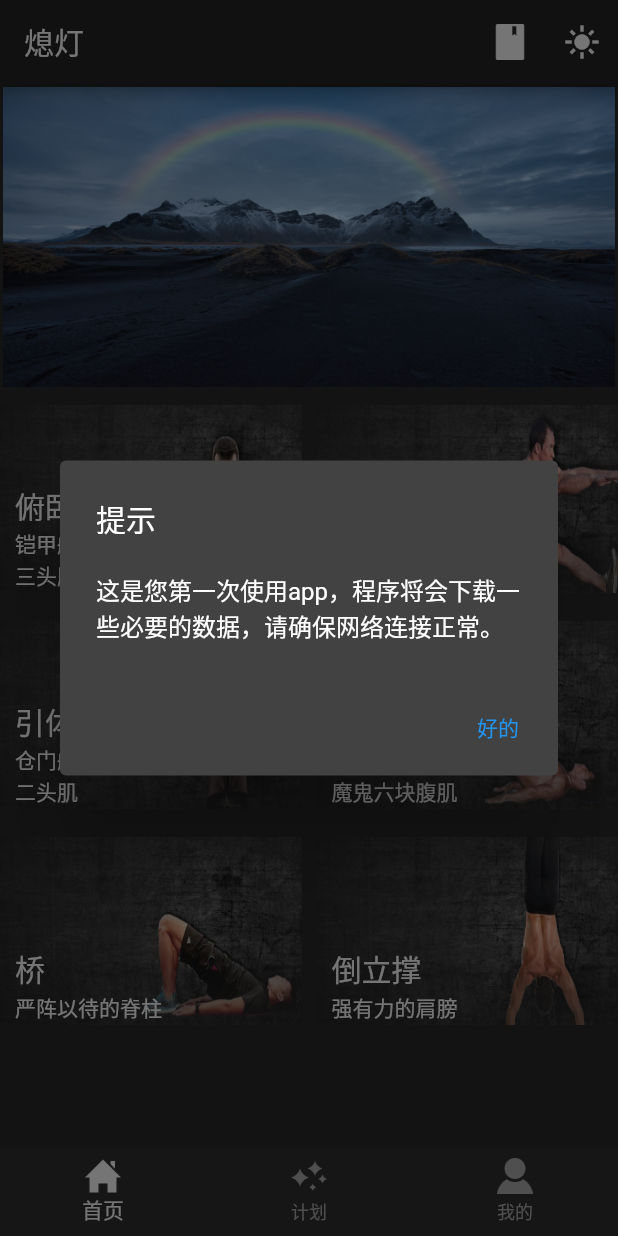
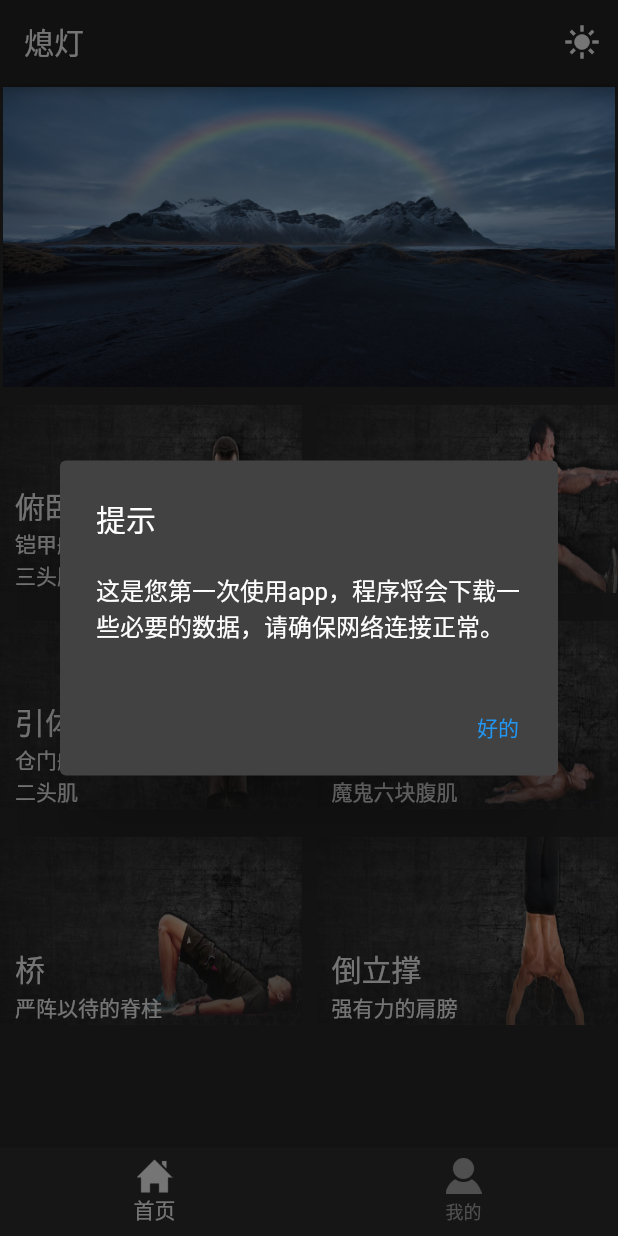
Before and after one commit to Astra1427/xideng_flutter, a Flutter app: the screen it shows after launch, on a phone screen of 412 x 824 dp. Run offline on Flutter 3.47's test engine with Material 2 defaults, Android fonts, the phone set to English and light mode, and no system bars; our stand-ins replace just_audio, shared_preferences, sqflite, webview_flutter; accounts and stored records are empty.

Commit message:
优化界面布局

```diff
--- a/lib/main_navigator_page.dart
+++ b/lib/main_navigator_page.dart
@@ -28,18 +28,15 @@ class _MainNavigationPageState extends State<MainNavigationPage> {
   @override
   void initState() {
     super.initState();
-    WidgetsBinding.instance.addPostFrameCallback((timeStamp){
+    WidgetsBinding.instance.addPostFrameCallback((timeStamp) {
       debugPrint('main navigator page addPostFrameCallback...');
-      Provider.of<AccountProvider>(context,listen: false).loadSavedUserInfo();
-
+      Provider.of<AccountProvider>(context, listen: false).loadSavedUserInfo();
     });
   }
-
 
   @override
   Widget build(BuildContext context) {
     return Scaffold(
-
       body: getCurrentIndexPage(),
       bottomNavigationBar: BottomNavigationBar(
         currentIndex: curIndex,
@@ -51,21 +48,24 @@ class _MainNavigationPageState extends State<MainNavigationPage> {
           });
         },
         items: const [
-          BottomNavigationBarItem(icon: ImageIcon(AssetImage('images/home_6_240.png')), label: '首页'),
           BottomNavigationBarItem(
-              icon: ImageIcon(AssetImage('images/weather_116_240.png')), label: '计划'),
+              icon: ImageIcon(AssetImage('images/home_6_240.png')),
+              label: '首页'),
+/*          BottomNavigationBarItem(
+              icon: ImageIcon(AssetImage('images/weather_116_240.png')), label: '计划'),*/
           BottomNavigationBarItem(
-              icon: ImageIcon(AssetImage('images/user_5_240.png')), label: '我的'),
+              icon: ImageIcon(AssetImage('images/user_5_240.png')),
+              label: '我的'),
         ],
       ),
     );
   }
 
-  Widget getCurrentIndexPage(){
-    switch(curIndex){
+  Widget getCurrentIndexPage() {
+    switch (curIndex) {
+/*      case 1:
+        return const PublicPlanPage();*/
       case 1:
-        return const PublicPlanPage();
-      case 2:
         return const MyPage();
       default:
         return const HomePage();
--- a/lib/pages/home_page.dart
+++ b/lib/pages/home_page.dart
@@ -99,14 +99,12 @@ class _HomePageState extends State<HomePage> {
           style:
               TextStyle(color: Theme.of(context).appBarTheme.foregroundColor)),
       actions: [
-        IconButton(
+        /*IconButton(
             onPressed: () {
-              AudioService.onePlayer.load();
-              AudioService.onePlayer..setLoopMode(LoopMode.one)..play();
             },
             icon: const ImageIcon(
               AssetImage('images/book_64.png'),
-            )),
+            )),*/
         Consumer<AppThemeProvider>(builder: (context, provider, child) {
           return IconButton(
               onPressed: () {
```
